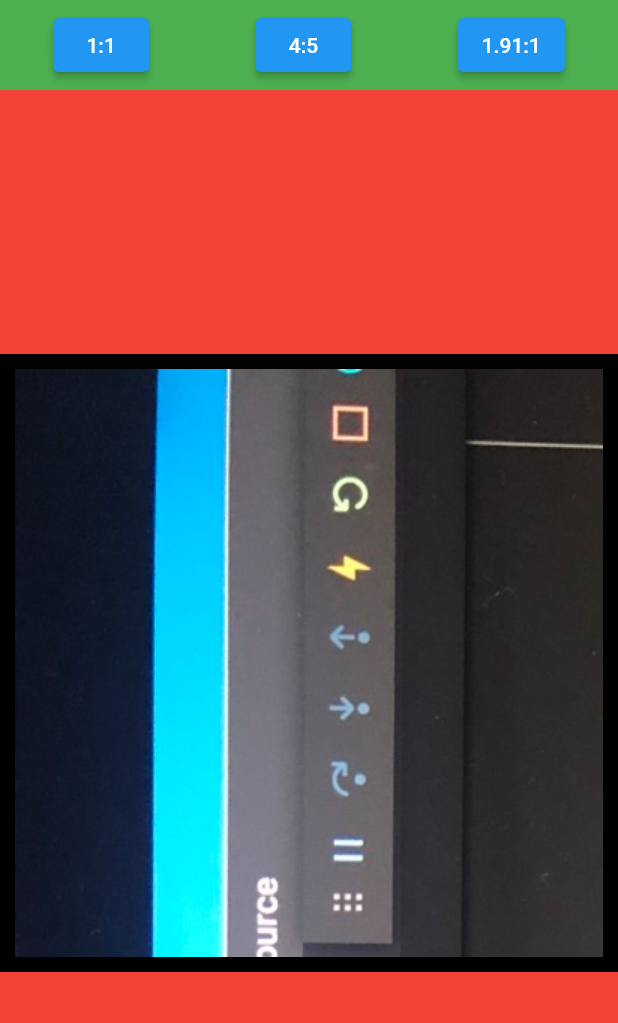
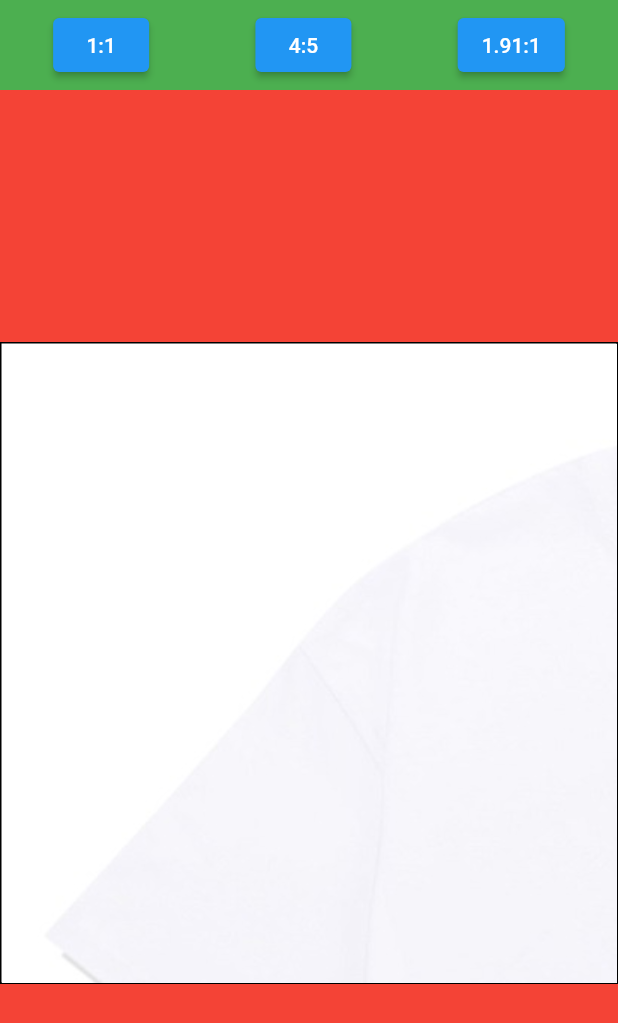
Before and after one commit to HeoKyuTae/Flutter-Source, a Flutter app: the screen it shows after launch, on a phone screen of 412 x 824 dp. Shown: the top 1023 px of the screen. Run offline on Flutter 3.47's test engine with Material 2 defaults, Android fonts, the phone set to English and light mode, and no system bars; our stand-ins replace cached_network_image, get, screenshot, webview_flutter; missing offline and left inert: matrix4_transform.

Commit message:
원본 사진과 비교 작업

```diff
--- a/lib/interactive.dart
+++ b/lib/interactive.dart
@@ -1,8 +1,6 @@
-import 'dart:math';
-
+import 'package:flutter/gestures.dart';
 import 'package:flutter/material.dart';
 import 'package:get/get.dart';
-import 'package:photo_view/photo_view.dart';
 
 class Interactive extends StatefulWidget {
   const Interactive({super.key});
@@ -17,8 +15,12 @@ class _InteractiveState extends State<Interactive> {
   bool zoom = false;
   double correctScaleValue = 1;
 
-  Size oriSize = const Size(0, 0);
-  Size vSize = const Size(0, 0);
+//view Size
+  Size oriSize = const Size(428.0, 428.0);
+  Size vSize = const Size(428.0, 428.0);
+//image Size
+  Size oriImgSize = const Size(0, 0);
+  Size imgSize = const Size(0, 0);
 
   double aspectRatio = 1;
   String viewSize = '1:1';
@@ -39,15 +41,19 @@ class _InteractiveState extends State<Interactive> {
     final newSize = Size(oriSize.width * aspectRatio, oriSize.height / aspectRatio);
 
     vSize = newSize;
-    print(vSize);
-
-    setMatrix();
+    calcSize();
     setState(() {});
   }
 
   @override
   void initState() {
-    setMatrix();
+    _transformationController.value = Matrix4(
+      1, 0, 0, 0, //
+      0, 1, 0, 0,
+      0, 0, 1, 0,
+      0, 0, 0, 1,
+    );
+
     super.initState();
   }
 
@@ -62,10 +68,39 @@ class _InteractiveState extends State<Interactive> {
     _transformationController.obs.refresh();
   }
 
+  calcSize() {
+    print('oriImgSize $oriImgSize');
+    print('vSize $vSize');
+    if (oriImgSize >= vSize) {
+      print('if');
+      imgSize = Size(0, vSize.height);
+    } else if (oriImgSize <= vSize) {
+      print('else if');
+      imgSize = Size(0, vSize.width);
+    } else {
+      print('else');
+      imgSize = Size(oriImgSize.width, 0);
+    }
+
+    setMatrix();
+  }
+
+  /*
+  1:1
+  width : vSize.width,
+  height : null,
+
+  4:5
+  width: null,
+  height: vSize.height,
+
+  1.91:1
+  width: imgSize.width,
+  height: null,
+  */
+
   @override
   Widget build(BuildContext context) {
-    oriSize = Size(MediaQuery.of(context).size.width, MediaQuery.of(context).size.width);
-    // vSize = Size(MediaQuery.of(context).size.width, MediaQuery.of(context).size.width);
     return Scaffold(
       backgroundColor: Colors.red,
       body: SafeArea(
@@ -99,27 +134,72 @@ class _InteractiveState extends State<Interactive> {
                   ),
                 ),
                 Expanded(
-                    child: Center(
+                    child: Stack(
+                  children: [
+                    Center(
                       child: Container(
                           width: vSize.isEmpty ? oriSize.width : vSize.width,
                           height: vSize.isEmpty ? oriSize.height : vSize.height,
-                      decoration: BoxDecoration(border: Border.all(width: 10)),
-                      alignment: Alignment.center,
+                          decoration: BoxDecoration(color: Colors.white, border: Border.all()),
                           child: SingleChildScrollView(
                             scrollDirection: Axis.horizontal,
+                            physics: correctScaleValue > 1 ? const NeverScrollableScrollPhysics() : null,
                             child: SingleChildScrollView(
-                          child: UnconstrainedBox(
-                            child: FittedBox(
-                              fit: BoxFit.cover,
+                              physics: correctScaleValue > 1 ? const NeverScrollableScrollPhysics() : null,
+                              child: InteractiveViewer(
+                                // transformationController: _transformationController,
+                                onInteractionStart: (details) {
+                                  zoom = true;
+                                  setState(() {});
+                                },
+                                onInteractionUpdate: (details) {
+                                  correctScaleValue = _transformationController.value.getMaxScaleOnAxis();
+                                  print(correctScaleValue);
+                                  setState(() {});
+                                },
+                                onInteractionEnd: (details) {
+                                  zoom = false;
+                                  setState(() {});
+                                },
+                                minScale: 1,
+                                maxScale: 10,
+                                panEnabled: correctScaleValue > 1 ? true : false,
                                 child: Image.asset(
-                                // 'assets/images/t.jpg',
-                                'assets/images/c.jpeg',
+                                  'assets/images/t.jpg',
+                                  // 'assets/images/c.jpeg',
+                                  frameBuilder: (context, child, frame, wasSynchronouslyLoaded) {
+                                    if (frame != null) {
+                                      oriImgSize = Size(context.width, context.height);
+
+                                      calcSize();
+                                    }
+                                    return child;
+                                  },
+                                  width: imgSize.width == 0 ? null : imgSize.width,
+                                  height: imgSize.height == 0 ? null : imgSize.height,
                                   fit: BoxFit.cover,
                                 ),
                               ),
                             ),
+                          )),
                     ),
-                      )),
+                    Center(
+                      child: Visibility(
+                        visible: zoom,
+                        child: Container(
+                          width: vSize.isEmpty ? oriSize.width : vSize.width,
+                          height: vSize.isEmpty ? oriSize.height : vSize.height,
+                          decoration: BoxDecoration(border: Border.all(color: Colors.white.withOpacity(0.3))),
+                          child: GridPaper(
+                            color: Colors.white.withOpacity(0.3),
+                            divisions: 1,
+                            interval: vSize.isEmpty ? oriSize.width / 3 : vSize.width / 3,
+                            subdivisions: 1,
+                          ),
+                        ),
+                      ),
+                    ),
+                  ],
                 ))
               ],
             ),
--- a/pubspec.yaml
+++ b/pubspec.yaml
@@ -44,7 +44,7 @@ dependencies:
   matrix4_transform: ^2.0.1
   screenshot: ^1.3.0
   path_provider: ^2.0.11
-  photo_view: ^0.14.0
+  extended_image_library: ^3.4.1
 
 dev_dependencies:
   flutter_test:
```
Also changed, not shown: pubspec.lock. Lines whose indentation alone changed are shown as unchanged.
